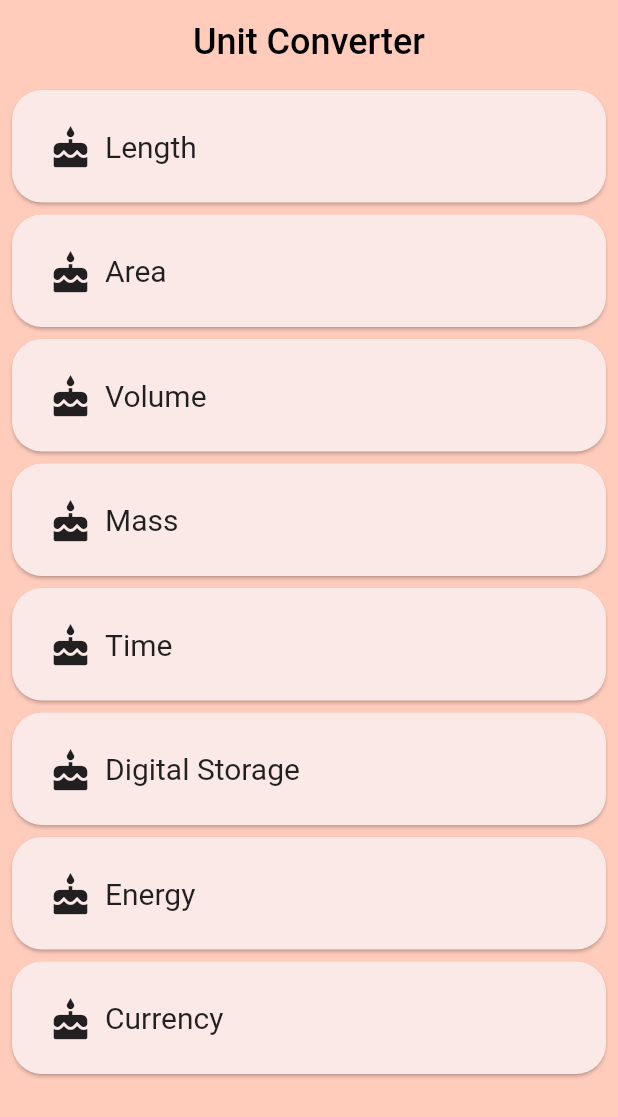
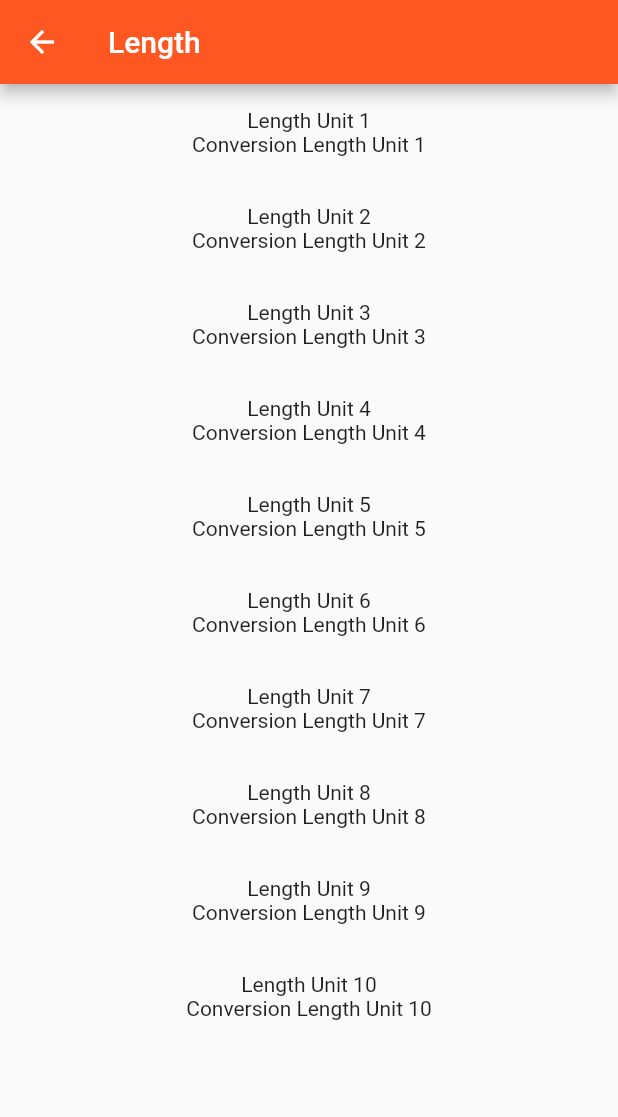
Before and after one commit to HassanSobhy/unit-converter-app, a Flutter app: the screen it shows after launch, after a tap on "Length", on a phone screen of 412 x 824 dp. Shown: the top 1117 px of the screen. Run offline on Flutter 3.47's test engine with Material 2 defaults, Android fonts, the phone set to English and light mode, and no system bars.

Commit message:
-Create ConverterScreen. -Navigate to ConverterScreen when Category is tapped.

```diff
--- /dev/null
+++ b/lib/models/unit.dart
@@ -0,0 +1,18 @@
+import 'package:flutter/material.dart';
+
+class Unit {
+  final String name;
+  final double conversion;
+
+  /// A [Unit] stores its name and conversion factor.
+  /// An example would be 'Meter' and '1.0'.
+  const Unit({
+    @required this.name,
+    @required this.conversion,
+  });
+
+  /// Creates a [Unit] from a JSON object.
+  factory Unit.fromJson(Map jsonMap){
+    return Unit(name: jsonMap['name'], conversion: jsonMap['conversion'].toDouble());
+  }
+}
--- a/lib/screens/category_screen.dart
+++ b/lib/screens/category_screen.dart
@@ -20,10 +20,12 @@ class _CategoryScreenState extends State<CategoryScreen> {
     'Currency',
   ];
 
+
+
   @override
   Widget build(BuildContext context) {
+
     final List<Category> categories = [];
-
     for (int i = 0; i < _categoryNames.length; i++) {
       categories.add(Category(
         name: _categoryNames[i],
--- /dev/null
+++ b/lib/screens/converter_screen.dart
@@ -0,0 +1,66 @@
+import 'package:flutter/material.dart';
+import 'package:unit_converter/models/unit.dart';
+
+class ConverterScreen extends StatelessWidget {
+
+  final String name ;
+
+  const ConverterScreen({ this.name});
+
+  /// Returns a list of mock [Unit]s.
+  List<Unit> _retrieveUnitList(String categoryName) {
+    return List.generate(10, (int i) {
+      i += 1;
+      return Unit(
+        name: '$categoryName Unit $i',
+        conversion: i.toDouble(),
+      );
+    });
+  }
+
+
+  @override
+  Widget build(BuildContext context) {
+  List<Unit> units = _retrieveUnitList(name);
+
+  final unitWidget = units.map((unit){
+    Container(
+      margin: EdgeInsets.all(8.0),
+      padding: EdgeInsets.all(16.0),
+      child: Column(
+        children: <Widget>[
+          Text(
+            unit.name,
+          ),
+          Text(
+            'Conversion: ${unit.conversion}',
+          ),
+        ],
+      ),
+    );
+  }).toList();
+
+
+    return Scaffold(
+      appBar: AppBar(
+        title: Text(name),
+      ),
+      body: ListView.builder(
+          itemCount: units.length,
+          itemBuilder: (context,index){
+            return Container(
+              padding: EdgeInsets.all(16),
+              child: Column(
+                children: [
+                  Text(units[index].name),
+                  Text("Conversion ${units[index].name}"),
+
+                ],
+              ),
+            );
+          }),
+    );
+  }
+
+
+}
--- a/lib/widgets/category.dart
+++ b/lib/widgets/category.dart
@@ -1,4 +1,5 @@
 import 'package:flutter/material.dart';
+import 'package:unit_converter/screens/converter_screen.dart';
 
 final double _rowHeight = 75;
 final BorderRadius _borderRadius = BorderRadius.circular(_rowHeight / 2);
@@ -12,7 +13,7 @@ class Category extends StatelessWidget {
   @override
   Widget build(BuildContext context) {
     return Padding(
-      padding: const EdgeInsets.symmetric(horizontal: 8,vertical: 4),
+      padding: const EdgeInsets.symmetric(horizontal: 8, vertical: 4),
       child: Material(
         elevation: 1,
         borderRadius: BorderRadius.circular(20),
@@ -24,7 +25,7 @@ class Category extends StatelessWidget {
             highlightColor: Colors.deepOrange[200],
             splashColor: Colors.deepOrange[200],
             onTap: () {
-              print("I was Tapped");
+              _navigateToConverter(context);
             },
             child: Padding(
               padding: const EdgeInsets.all(16.0),
@@ -52,4 +53,10 @@ class Category extends StatelessWidget {
       ),
     );
   }
+
+  Future _navigateToConverter(BuildContext context) async {
+    await Navigator.of(context).push(MaterialPageRoute(builder: (context) {
+      return ConverterScreen(name: this.name ,);
+    }));
+  }
 }
```
